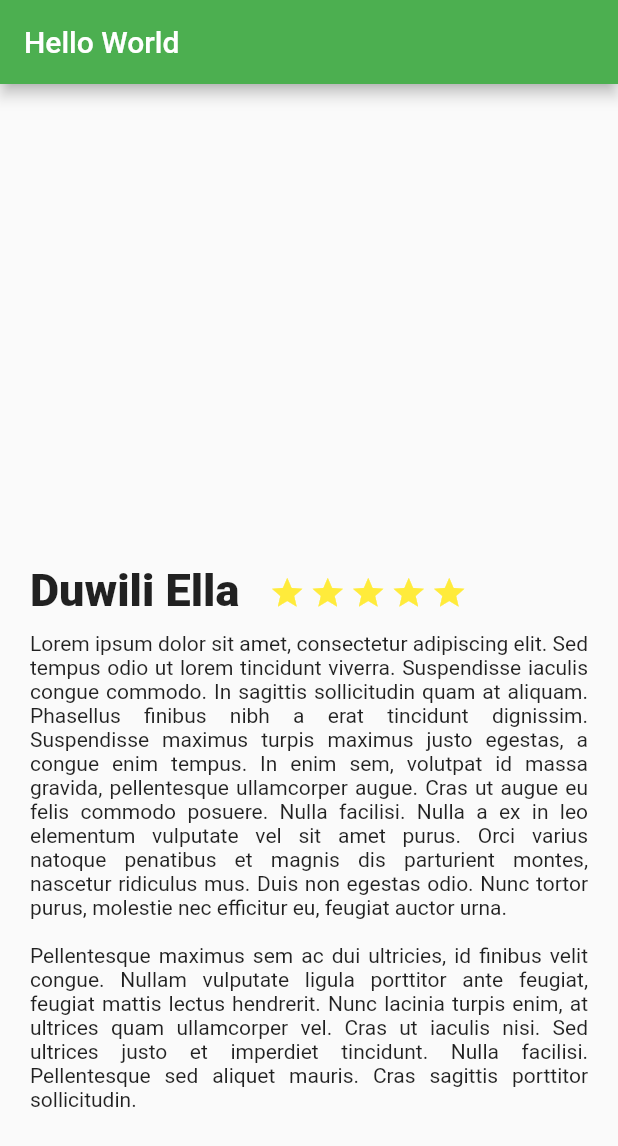
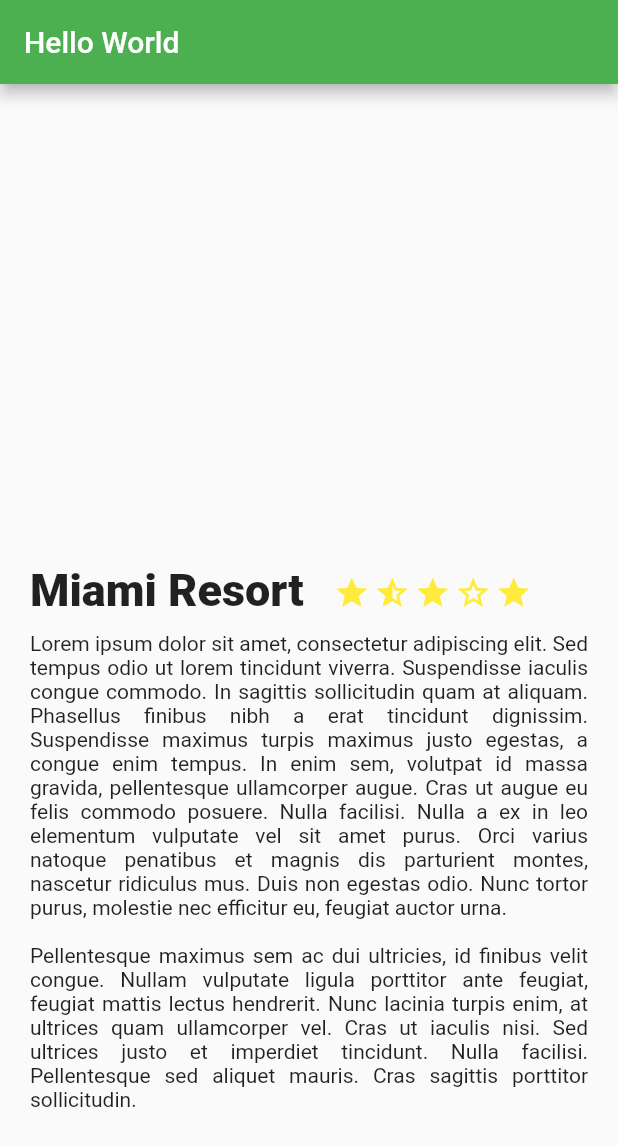
Before and after one commit to Jhonsebas77/platzi-Flutter, a Flutter app: the screen it shows after launch, on a phone screen of 412 x 824 dp. Shown: the top 1146 px of the screen. Run offline on Flutter 3.47's test engine with Material 2 defaults, Android fonts, the phone set to English and light mode, and no system bars.

Commit message:
Send the info way Construct

```diff
--- a/lib/main.dart
+++ b/lib/main.dart
@@ -6,6 +6,10 @@ void main() {
 }
 
 class MyApp extends StatelessWidget {
+  final String descriptionDummy =
+      """Lorem ipsum dolor sit amet, consectetur adipiscing elit. Sed tempus odio ut lorem tincidunt viverra. Suspendisse iaculis congue commodo. In sagittis sollicitudin quam at aliquam. Phasellus finibus nibh a erat tincidunt dignissim. Suspendisse maximus turpis maximus justo egestas, a congue enim tempus. In enim sem, volutpat id massa gravida, pellentesque ullamcorper augue. Cras ut augue eu felis commodo posuere. Nulla facilisi. Nulla a ex in leo elementum vulputate vel sit amet purus. Orci varius natoque penatibus et magnis dis parturient montes, nascetur ridiculus mus. Duis non egestas odio. Nunc tortor purus, molestie nec efficitur eu, feugiat auctor urna.
+
+Pellentesque maximus sem ac dui ultricies, id finibus velit congue. Nullam vulputate ligula porttitor ante feugiat, feugiat mattis lectus hendrerit. Nunc lacinia turpis enim, at ultrices quam ullamcorper vel. Cras ut iaculis nisi. Sed ultrices justo et imperdiet tincidunt. Nulla facilisi. Pellentesque sed aliquet mauris. Cras sagittis porttitor sollicitudin.""";
   @override
   Widget build(BuildContext context) {
     return MaterialApp(
@@ -18,7 +22,7 @@ class MyApp extends StatelessWidget {
         appBar: AppBar(
           title: Text("Hello World"),
         ),
-        body: new DescriptionPlace(),
+        body: new DescriptionPlace('Miami Resort', 5, descriptionDummy),
       ),
     );
   }
--- a/lib/widget/description_place.dart
+++ b/lib/widget/description_place.dart
@@ -1,20 +1,29 @@
 import 'package:flutter/material.dart';
 
+// ignore: must_be_immutable
 class DescriptionPlace extends StatelessWidget {
-  final String textDummy =
-      """Lorem ipsum dolor sit amet, consectetur adipiscing elit. Sed tempus odio ut lorem tincidunt viverra. Suspendisse iaculis congue commodo. In sagittis sollicitudin quam at aliquam. Phasellus finibus nibh a erat tincidunt dignissim. Suspendisse maximus turpis maximus justo egestas, a congue enim tempus. In enim sem, volutpat id massa gravida, pellentesque ullamcorper augue. Cras ut augue eu felis commodo posuere. Nulla facilisi. Nulla a ex in leo elementum vulputate vel sit amet purus. Orci varius natoque penatibus et magnis dis parturient montes, nascetur ridiculus mus. Duis non egestas odio. Nunc tortor purus, molestie nec efficitur eu, feugiat auctor urna.
-
-Pellentesque maximus sem ac dui ultricies, id finibus velit congue. Nullam vulputate ligula porttitor ante feugiat, feugiat mattis lectus hendrerit. Nunc lacinia turpis enim, at ultrices quam ullamcorper vel. Cras ut iaculis nisi. Sed ultrices justo et imperdiet tincidunt. Nulla facilisi. Pellentesque sed aliquet mauris. Cras sagittis porttitor sollicitudin.""";
+  String namePlace;
+  int starts;
+  String descriptionPlace;
+  DescriptionPlace(this.namePlace, this.starts, this.descriptionPlace);
   @override
   Widget build(BuildContext context) {
     final star = Container(
       margin: EdgeInsets.only(top: 323, right: 3),
       child: Icon(Icons.star, color: Colors.yellow),
     );
+    final starHalf = Container(
+      margin: EdgeInsets.only(top: 323, right: 3),
+      child: Icon(Icons.star_half, color: Colors.yellow),
+    );
+    final starEmpty = Container(
+      margin: EdgeInsets.only(top: 323, right: 3),
+      child: Icon(Icons.star_border, color: Colors.yellow),
+    );
     final descriptionText = Container(
       margin: EdgeInsets.only(left: 20, right: 20, top: 10),
       child: Text(
-        textDummy,
+        descriptionPlace,
         textAlign: TextAlign.justify,
       ),
       alignment: Alignment.centerLeft,
@@ -24,13 +33,13 @@ Pellentesque maximus sem ac dui ultricies, id finibus velit congue. Nullam vulpu
         Container(
           margin: EdgeInsets.only(top: 320.0, left: 20.0, right: 20),
           child: Text(
-            "Duwili Ella",
+            namePlace,
             style: TextStyle(fontSize: 30, fontWeight: FontWeight.w900),
             textAlign: TextAlign.center,
           ),
         ),
         Row(
-          children: <Widget>[star, star, star, star, star],
+          children: <Widget>[star, starHalf, star, starEmpty, star],
         )
       ],
     );
```
